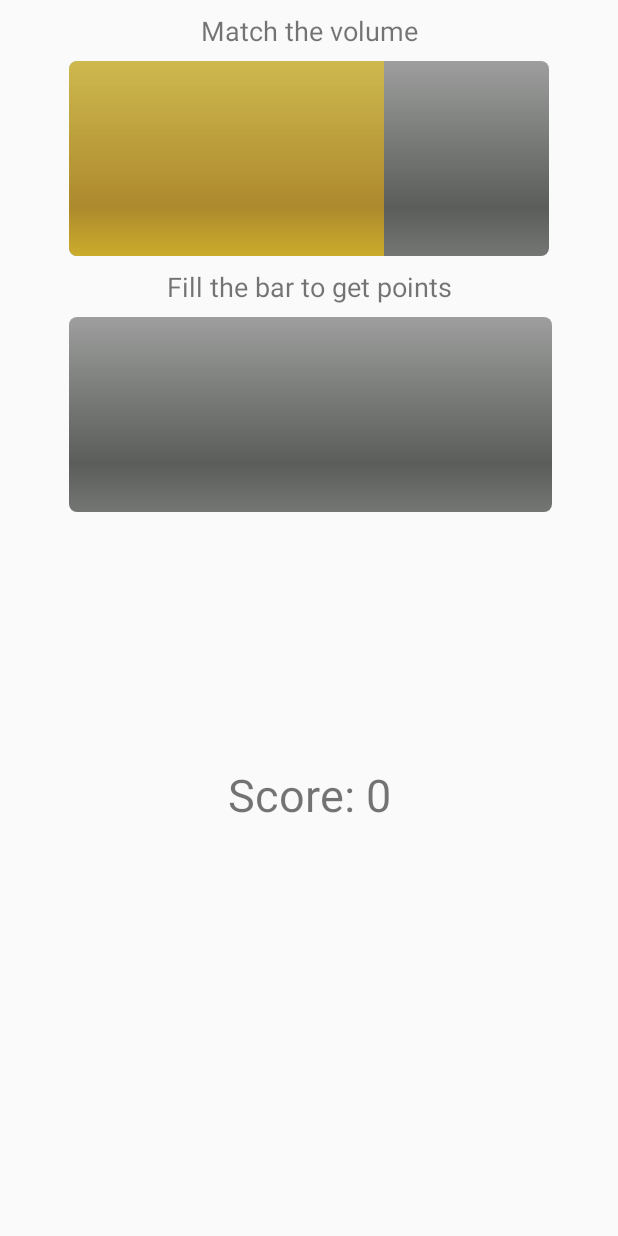
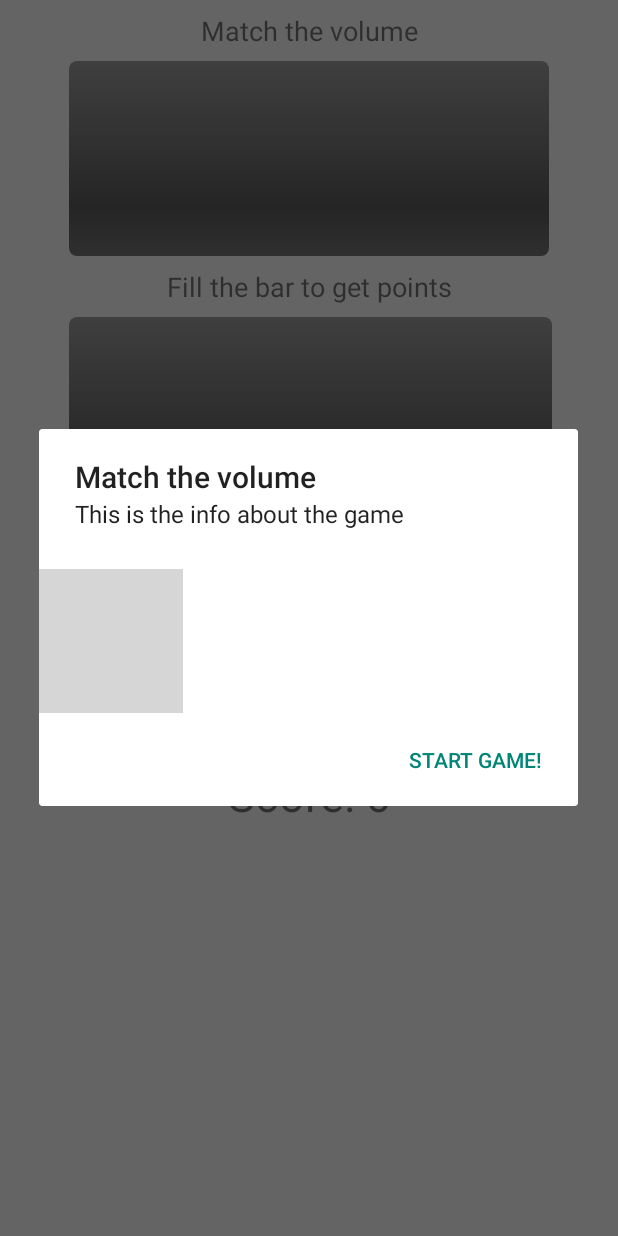
Before and after one commit to riomontana/PartyNonSense, an Android app: the fragment AmplitudeGameFragment shown on its own in the app's theme, on a phone screen of 412 x 824 dp. Run offline under Robolectric (Android 15) with nearby library versions, the phone set to English and light mode, and no system bars; 1 statement that could not run was skipped; grey boxes are pictures that could not be loaded.

Commit message:
AlertDialog färdig. Fixat så bara 10 högsta poängen hämtas ur databasen. Fixat bugg som gjorde att appen krashade i Amplitude-spelet. Lite annat småfix och kommentarer

```diff
--- a/app/src/main/AndroidManifest.xml
+++ b/app/src/main/AndroidManifest.xml
@@ -15,7 +15,6 @@
 
         <activity android:name=".activitys.MainActivity"
             android:screenOrientation="portrait">
-            <!--<activity android:name=".DummyFragmentActivity">-->
 
             <intent-filter>
                 <action android:name="android.intent.action.MAIN" />
@@ -26,7 +25,6 @@
 
         <activity android:name=".activitys.GameActivity"
             android:screenOrientation="portrait"></activity>
-        <!--<activity android:name=".DummyDBActivity"></activity>-->
     </application>
 
 </manifest>
--- a/app/src/main/java/com/lfo/partynonsense/AmplitudeGameFragment.java
+++ b/app/src/main/java/com/lfo/partynonsense/AmplitudeGameFragment.java
@@ -15,6 +15,7 @@ import android.view.ViewGroup;
 import android.widget.ProgressBar;
 import android.widget.TextView;
 import android.os.Vibrator;
+
 import java.io.IOException;
 import java.util.Random;
 import java.util.Timer;
@@ -25,7 +26,7 @@ import java.util.TimerTask;
  *
  * @author Linus Forsberg
  */
-public class AmplitudeGameFragment extends Fragment {
+public class AmplitudeGameFragment extends Fragment implements FragmentTemplate {
 
     private ProgressBar ampProgressBar;
     private ProgressBar countProgressBar;
@@ -41,6 +42,8 @@ public class AmplitudeGameFragment extends Fragment {
     private boolean inInterval = false;
     private int playerScore = 0;
     private TextView tvScore;
+    private GameInfoAlertDialogFragment gameInfoDialog;
+    private static final String gameInfo = "This is the info about the game";
 
     /**
      * Required empty constructor
@@ -48,7 +51,6 @@ public class AmplitudeGameFragment extends Fragment {
     public AmplitudeGameFragment() {
 
     }
-
 
     /**
      * Create necessary GUI components
@@ -67,18 +69,9 @@ public class AmplitudeGameFragment extends Fragment {
         ampProgressBar.setMax(maxAmpValue);
         countProgressBar = view.findViewById(R.id.countProgressBar);
         countProgressBar.setMax(100);
+        createGameInfoAlertDialog();
+
         return view;
-    }
-
-    /**
-     * Start recording audio, set game to running and start checking the amplitude
-     */
-    @Override
-    public void onResume() {
-        super.onResume();
-        startMediaRecorder();
-        gameRunning = true;
-        startAmplitudeCheck();
     }
 
     /**
@@ -89,6 +82,50 @@ public class AmplitudeGameFragment extends Fragment {
         super.onPause();
         gameRunning = false;
         stopMediaRecorder();
+    }
+
+    /**
+     * Create a new alert dialog
+     */
+    public void createGameInfoAlertDialog() {
+        gameInfoDialog = new GameInfoAlertDialogFragment();
+        gameInfoDialog.setTitle("Match the volume");
+        gameInfoDialog.setText(gameInfo);
+        gameInfoDialog.setImageResource(R.drawable.testbild);
+        gameInfoDialog.show(getActivity().getFragmentManager(), "Match the volume");
+    }
+
+    /**
+     * Start game: recording audio, set game to running and start checking the amplitude
+     */
+    @Override
+    public void start() {
+        startMediaRecorder();
+        gameRunning = true;
+        startAmplitudeCheck();
+    }
+
+    /**
+     * Set game to not running which stops the thread from checking amplitude values and stop audio recorder
+     */
+    @Override
+    public void stop() {
+        gameRunning = false;
+        timer.cancel();
+        stopMediaRecorder();
+        countProgressBar.setProgress(0);
+        ampProgressBar.setProgress(0);
+        ampProgressBar.setSecondaryProgress(0);
+    }
+
+    /**
+     * returns the score
+     *
+     * @return player score
+     */
+    @Override
+    public int getScore() {
+        return playerScore;
     }
 
     /**
--- a/app/src/main/java/com/lfo/partynonsense/FragmentTemplate.java
+++ b/app/src/main/java/com/lfo/partynonsense/FragmentTemplate.java
@@ -16,8 +16,4 @@ public interface FragmentTemplate {
      */
     public int getScore();
 
-    /*
-     * sets the score to 0
-     */
-    public void reset();
 }
--- a/app/src/main/java/com/lfo/partynonsense/GameInfoAlertDialogFragment.java
+++ b/app/src/main/java/com/lfo/partynonsense/GameInfoAlertDialogFragment.java
@@ -5,6 +5,10 @@ import android.app.Dialog;
 import android.app.DialogFragment;
 import android.content.DialogInterface;
 import android.os.Bundle;
+import android.view.LayoutInflater;
+import android.view.View;
+import android.widget.ImageView;
+import android.widget.LinearLayout;
 
 import com.lfo.partynonsense.activitys.GameActivity;
 
@@ -16,24 +20,60 @@ import com.lfo.partynonsense.activitys.GameActivity;
 
 public class GameInfoAlertDialogFragment extends DialogFragment {
 
+    private String gameTitle;
+    private String gameInfo;
+    private int resourceId;
+    private ImageView imageView;
+
     /**
      * Create alert dialog fragment
+     *
      * @param savedInstanceState
      * @return
      */
     public Dialog onCreateDialog(Bundle savedInstanceState) {
 
-        String gameName = (String) getArguments().get("gameName");
         AlertDialog.Builder builder = new AlertDialog.Builder(getActivity())
-                .setTitle(gameName)
-                .setMessage("Information about the game will be displayed here")
+                .setTitle(gameTitle)
+                .setMessage(gameInfo)
                 .setPositiveButton("START GAME!", new DialogInterface.OnClickListener() {
                     public void onClick(DialogInterface dialog, int id) {
-                        ((GameActivity)getActivity()).startCountDownTimer();
+                        ((GameActivity) getActivity()).startCountDownTimer();
                     }
                 });
+        LinearLayout layout = new LinearLayout(getActivity());
+        ImageView imageView = new ImageView(getActivity());
+        imageView.setImageResource(resourceId);
+        imageView.setVisibility(View.VISIBLE);
+        layout.addView(imageView);
+        builder.setView(layout);
         AlertDialog alertDialog = builder.create();
 
         return alertDialog;
     }
+
+    /**
+     * set title of Alert dialog
+     * @param gameTitle
+     */
+    public void setTitle(String gameTitle) {
+        this.gameTitle = gameTitle;
+    }
+
+    /**
+     * set info message of Alert dialog
+     * @param gameInfo
+     */
+    public void setText(String gameInfo) {
+        this.gameInfo = gameInfo;
+    }
+
+    /**
+     * set info image resource in
+     * @param resourceId
+     */
+    public void setImageResource(int resourceId) {
+        this.resourceId = resourceId;
+
+    }
 }
--- a/app/src/main/java/com/lfo/partynonsense/DBHelper.java
+++ b/app/src/main/java/com/lfo/partynonsense/HighscoreDatabase.java
@@ -14,7 +14,7 @@ import java.util.ArrayList;
  * @author Linus Forsberg
  */
 
-public class DBHelper extends SQLiteOpenHelper {
+public class HighscoreDatabase extends SQLiteOpenHelper {
     private static final int DATABASE_VERSION = 1;
     private static final String DATABASE_NAME = "HighscoreDatabase";
     private static final String TABLE_HIGHSCORES = "Highscores";
@@ -26,7 +26,7 @@ public class DBHelper extends SQLiteOpenHelper {
             + PLAYER + " TEXT, " + SCORE + " INTEGER)";
     private static final String RESET_DB = "DROP TABLE " + TABLE_HIGHSCORES;
 
-    public DBHelper(Context context) {
+    public HighscoreDatabase(Context context) {
         super(context, DATABASE_NAME, null, DATABASE_VERSION);
     }
 
@@ -134,7 +134,7 @@ public class DBHelper extends SQLiteOpenHelper {
      */
     public ArrayList<HighscoreModel> readHighscoreEntries() {
         ArrayList<HighscoreModel> highscoreList = new ArrayList<>();
-        String selectQuery = "SELECT * FROM " + TABLE_HIGHSCORES + " ORDER BY SCORE DESC";
+        String selectQuery = "SELECT * FROM " + TABLE_HIGHSCORES + " ORDER BY SCORE DESC LIMIT 10";
         try {
             SQLiteDatabase db = this.getReadableDatabase();
             Cursor c = db.rawQuery(selectQuery, null);
--- a/app/src/main/res/layout/activity_dummy_db.xml
+++ b/app/src/main/res/layout/activity_dummy_db.xml
@@ -4,7 +4,7 @@
     xmlns:tools="http://schemas.android.com/tools"
     android:layout_width="match_parent"
     android:layout_height="match_parent"
-    tools:context="com.lfo.partynonsense.DummyDBActivity"
+    tools:context="com.lfo.partynonsense.activitys.DummyDataBaseActivity"
     tools:layout_editor_absoluteY="25dp">
 
     <EditText
```
Also changed, not shown: app/src/main/java/com/lfo/partynonsense/activitys/DummyDataBaseActivity.java (renamed from app/src/main/java/com/lfo/partynonsense/DummyDBActivity.java, +13 -10 lines), app/src/main/java/com/lfo/partynonsense/activitys/GameActivity.java (+60 -40 lines), app/src/main/java/com/lfo/partynonsense/fragments/RotateGameFragment.java (+0 -8 lines), app/src/main/res/layout/game_info_layout.xml (added, +12 -0 lines). Lines whose indentation alone changed are shown as unchanged.
